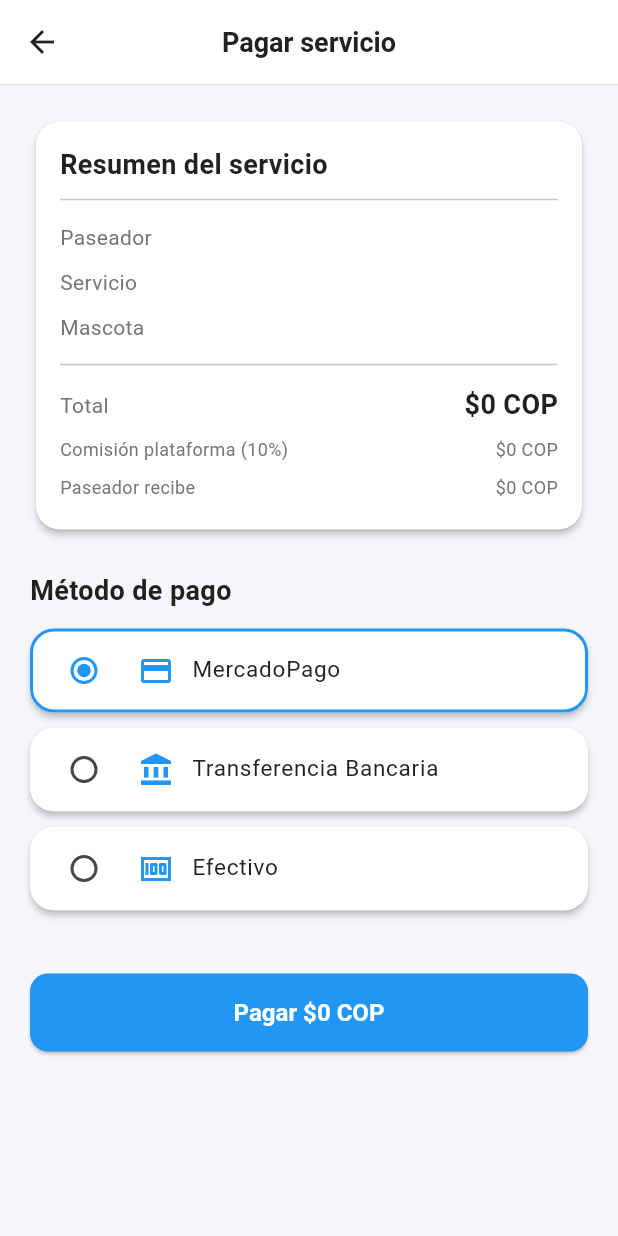
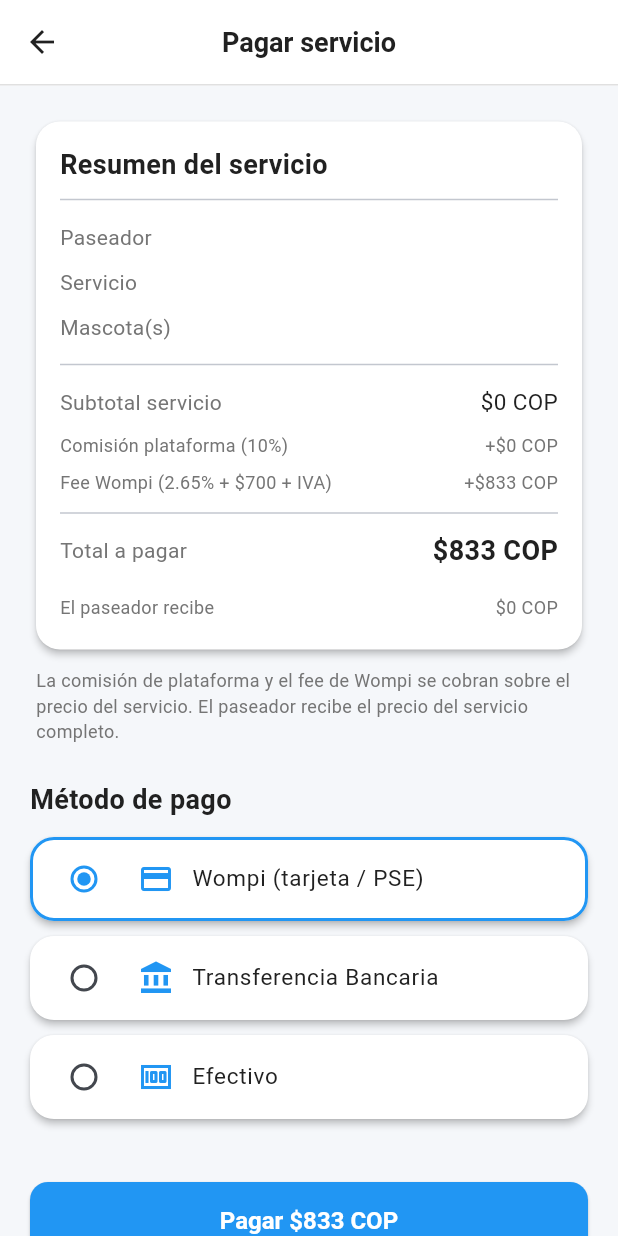
Before and after one commit to vallejoj203k/The_walking_pets, a Flutter app: the PaymentScreen screen opened directly with empty values, on a phone screen of 412 x 824 dp. Run offline on Flutter 3.47's test engine with Material 3 defaults, Android fonts, the phone set to English and light mode, and no system bars; our stand-ins replace cached_network_image, fl_chart, geolocator, google_maps_flutter, image_picker, supabase_flutter; accounts and stored records are empty.

Commit message:
feat: multi-pet booking with 40% additional pet pricing and Wompi fee breakdown
- BookingScreen: replaced RadioListTile with CheckboxListTile for multi-pet selection; shows price breakdown (base + 40% per extra pet)
- BookingProvider.createBooking: accepts petIds list and totalAmount, stores both in bookings table
- PaymentScreen: full cost breakdown — service subtotal, 10% platform commission, Wompi fee (2.65% + $700 + 19% IVA), grand total; walker receives full service price
- AppConstants: minServicePrice=12000, additionalPetRate=0.40, Wompi fee constants
- BookingModel: petIds list, totalAmount, additionalPets getter

Co-Authored-By: Claude Sonnet 4.6 <noreply@anthropic.com>
Claude-Session: https://claude.ai/code/session_01SngiPDtVyU93pRmNQwQmxh

```diff
--- a/lib/config/constants/app_constants.dart
+++ b/lib/config/constants/app_constants.dart
@@ -5,8 +5,11 @@ class AppConstants {
   static const double platformCommission = 0.10; // 10%
 
   // Pricing (COP)
-  static const double minServicePrice = 10000;   // $10.000 mínimo
-  static const double maxServicePrice = 500000;  // $500.000 máximo (sin límite real)
+  static const double minServicePrice = 12000;     // $12.000 mínimo
+  static const double additionalPetRate = 0.40;    // 40% por mascota adicional
+  static const double wompiPercentage = 0.0265;    // 2.65%
+  static const double wompiFixed = 700;            // $700 fijo
+  static const double wompiIva = 0.19;             // IVA 19% sobre fee Wompi
 
   // Admin
   static const String adminEmail = 'vallejoj203k@gmail.com';
--- a/lib/core/models/booking_model.dart
+++ b/lib/core/models/booking_model.dart
@@ -3,7 +3,9 @@ class BookingModel {
   final String walkerId;
   final String ownerId;
   final String? serviceId;
-  final String petId;
+  final String petId;          // primera mascota (compatibilidad)
+  final List<String> petIds;   // todas las mascotas seleccionadas
+  final double? totalAmount;   // monto total cobrado al dueño
   String status;
   final DateTime scheduledDate;
   String? notes;
@@ -16,8 +18,8 @@ class BookingModel {
   String? serviceType;
   double? servicePrice;
   String? petName;
-  String? walkerUserId; // auth user_id of the walker
-  String? ownerUserId; // auth user_id of the owner
+  String? walkerUserId;
+  String? ownerUserId;
 
   BookingModel({
     required this.id,
@@ -25,6 +27,8 @@ class BookingModel {
     required this.ownerId,
     this.serviceId,
     required this.petId,
+    List<String>? petIds,
+    this.totalAmount,
     required this.status,
     required this.scheduledDate,
     this.notes,
@@ -37,15 +41,25 @@ class BookingModel {
     this.petName,
     this.walkerUserId,
     this.ownerUserId,
-  });
+  }) : petIds = petIds ?? [petId];
 
   factory BookingModel.fromMap(Map<String, dynamic> map) {
+    final petId = map['pet_id'] as String;
+    final rawIds = map['pet_ids'];
+    List<String> petIds;
+    if (rawIds is List && rawIds.isNotEmpty) {
+      petIds = List<String>.from(rawIds);
+    } else {
+      petIds = [petId];
+    }
     return BookingModel(
       id: map['id'] as String,
       walkerId: map['walker_id'] as String,
       ownerId: map['owner_id'] as String,
       serviceId: map['service_id'] as String?,
-      petId: map['pet_id'] as String,
+      petId: petId,
+      petIds: petIds,
+      totalAmount: (map['total_amount'] as num?)?.toDouble(),
       status: map['status'] as String,
       scheduledDate: DateTime.parse(map['scheduled_date'] as String).toLocal(),
       notes: map['notes'] as String?,
@@ -54,38 +68,20 @@ class BookingModel {
     );
   }
 
-  Map<String, dynamic> toMap() {
-    return {
-      'walker_id': walkerId,
-      'owner_id': ownerId,
-      'service_id': serviceId,
-      'pet_id': petId,
-      'status': status,
-      'scheduled_date': scheduledDate.toUtc().toIso8601String(),
-      'notes': notes,
-      'updated_at': DateTime.now().toIso8601String(),
-    };
-  }
+  int get additionalPets => petIds.length > 1 ? petIds.length - 1 : 0;
 
   String get statusLabel {
     switch (status) {
-      case 'pending':
-        return 'Pendiente';
-      case 'accepted':
-        return 'Aceptado';
-      case 'in_progress':
-        return 'En progreso';
-      case 'completed':
-        return 'Completado';
-      case 'cancelled':
-        return 'Cancelado';
-      default:
-        return status;
+      case 'pending': return 'Pendiente';
+      case 'accepted': return 'Aceptado';
+      case 'in_progress': return 'En progreso';
+      case 'completed': return 'Completado';
+      case 'cancelled': return 'Cancelado';
+      default: return status;
     }
   }
 
-  bool get canCancel =>
-      status == 'pending' || status == 'accepted';
+  bool get canCancel => status == 'pending' || status == 'accepted';
   bool get canComplete => status == 'in_progress';
   bool get isActive =>
       status == 'pending' || status == 'accepted' || status == 'in_progress';
--- a/lib/features/booking/providers/booking_provider.dart
+++ b/lib/features/booking/providers/booking_provider.dart
@@ -130,6 +130,8 @@ class BookingProvider extends ChangeNotifier {
     required String ownerId,
     required String serviceId,
     required String petId,
+    List<String>? petIds,
+    double? totalAmount,
     required DateTime scheduledDate,
     String? notes,
   }) async {
@@ -137,12 +139,15 @@ class BookingProvider extends ChangeNotifier {
     try {
       final id = _uuid.v4();
       final now = DateTime.now().toIso8601String();
+      final allPetIds = petIds ?? [petId];
       final data = {
         'id': id,
         'walker_id': walkerId,
         'owner_id': ownerId,
         'service_id': serviceId,
         'pet_id': petId,
+        'pet_ids': allPetIds,
+        'total_amount': totalAmount,
         'status': 'pending',
         'scheduled_date': scheduledDate.toUtc().toIso8601String(),
         'notes': notes,
--- a/lib/features/payments/screens/payment_screen.dart
+++ b/lib/features/payments/screens/payment_screen.dart
@@ -1,4 +1,5 @@
 import 'package:flutter/material.dart';
+import 'package:intl/intl.dart';
 import 'package:provider/provider.dart';
 import '../providers/payment_provider.dart';
 import 'payment_success_screen.dart';
@@ -26,36 +27,46 @@ class PaymentScreen extends StatefulWidget {
 }
 
 class _PaymentScreenState extends State<PaymentScreen> {
-  String _selectedMethod = 'mercadopago';
+  String _selectedMethod = 'wompi';
   bool _processing = false;
 
   final _methods = [
-    {'id': 'mercadopago', 'label': 'MercadoPago', 'icon': Icons.payment},
-    {
-      'id': 'bank_transfer',
-      'label': 'Transferencia Bancaria',
-      'icon': Icons.account_balance
-    },
+    {'id': 'wompi', 'label': 'Wompi (tarjeta / PSE)', 'icon': Icons.credit_card},
+    {'id': 'bank_transfer', 'label': 'Transferencia Bancaria', 'icon': Icons.account_balance},
     {'id': 'cash', 'label': 'Efectivo', 'icon': Icons.money},
   ];
 
-  double get _amount => widget.booking.servicePrice ?? 0;
-  double get _walkerAmount =>
-      _amount * (1 - AppConstants.platformCommission);
-  double get _commission => _amount * AppConstants.platformCommission;
+  // Service total (base + additional pets at 40%)
+  double get _serviceTotal {
+    if (widget.booking.totalAmount != null && widget.booking.totalAmount! > 0) {
+      return widget.booking.totalAmount!;
+    }
+    return widget.booking.servicePrice ?? 0;
+  }
+
+  double get _platformCommission =>
+      _serviceTotal * AppConstants.platformCommission;
+
+  // Wompi fee: 2.65% + $700 + 19% IVA on that fee
+  double get _wompiFee {
+    final base = _serviceTotal * AppConstants.wompiPercentage + AppConstants.wompiFixed;
+    return base + base * AppConstants.wompiIva;
+  }
+
+  double get _grandTotal => _serviceTotal + _platformCommission + _wompiFee;
+
+  // Walker receives the full service total (platform and Wompi are charged on top)
+  double get _walkerReceives => _serviceTotal;
 
   Future<void> _pay() async {
-    if (_amount <= 0) {
+    if (_serviceTotal <= 0) {
       ScaffoldMessenger.of(context).showSnackBar(
-        const SnackBar(
-            content: Text(
-                'No se encontró el monto del servicio.')),
+        const SnackBar(content: Text('No se encontró el monto del servicio.')),
       );
       return;
     }
     setState(() => _processing = true);
 
-    final auth = context.read<AuthProvider>();
     final profile = context.read<ProfileProvider>();
     final ownerId = profile.owner?.id ?? '';
 
@@ -64,7 +75,7 @@ class _PaymentScreenState extends State<PaymentScreen> {
           walkerId: widget.booking.walkerId,
           walkerUserId: widget.walkerUserId,
           ownerId: ownerId,
-          amount: _amount,
+          amount: _grandTotal,
           paymentMethod: _selectedMethod,
         );
 
@@ -90,6 +101,10 @@ class _PaymentScreenState extends State<PaymentScreen> {
 
   @override
   Widget build(BuildContext context) {
+    final numFmt = NumberFormat('#,###', 'es_CO');
+    final additionalPets = widget.booking.additionalPets;
+    final basePrice = widget.booking.servicePrice ?? 0;
+
     return Scaffold(
       backgroundColor: AppColors.background,
       appBar: const CustomAppBar(title: 'Pagar servicio'),
@@ -105,8 +120,7 @@ class _PaymentScreenState extends State<PaymentScreen> {
                 child: Column(
                   crossAxisAlignment: CrossAxisAlignment.start,
                   children: [
-                    Text('Resumen del servicio',
-                        style: AppTextStyles.heading3),
+                    Text('Resumen del servicio', style: AppTextStyles.heading3),
                     const Divider(height: 20),
                     _SummaryRow(
                       label: 'Paseador',
@@ -117,30 +131,61 @@ class _PaymentScreenState extends State<PaymentScreen> {
                       value: _capitalize(widget.booking.serviceType ?? '-'),
                     ),
                     _SummaryRow(
-                      label: 'Mascota',
-                      value: widget.booking.petName ?? '-',
+                      label: 'Mascota(s)',
+                      value: widget.booking.petIds.length > 1
+                          ? '${widget.booking.petIds.length} mascotas'
+                          : (widget.booking.petName ?? '-'),
                     ),
+                    if (basePrice > 0) ...[
+                      const SizedBox(height: 8),
+                      _SummaryRow(
+                        label: 'Precio base',
+                        value: '\$${numFmt.format(basePrice)} COP',
+                      ),
+                      if (additionalPets > 0)
+                        _SummaryRow(
+                          label: '$additionalPets mascota${additionalPets > 1 ? 's' : ''} adicional${additionalPets > 1 ? 'es' : ''} (40%)',
+                          value: '+\$${numFmt.format(additionalPets * basePrice * AppConstants.additionalPetRate)} COP',
+                          secondary: true,
+                        ),
+                    ],
                     const Divider(height: 20),
                     _SummaryRow(
-                      label: 'Total',
-                      value:
-                          '\$${_amount.toStringAsFixed(0)} COP',
-                      bold: true,
+                      label: 'Subtotal servicio',
+                      value: '\$${numFmt.format(_serviceTotal)} COP',
                     ),
                     _SummaryRow(
-                      label:
-                          'Comisión plataforma (${(AppConstants.platformCommission * 100).toStringAsFixed(0)}%)',
-                      value: '\$${_commission.toStringAsFixed(0)} COP',
+                      label: 'Comisión plataforma (10%)',
+                      value: '+\$${numFmt.format(_platformCommission)} COP',
                       secondary: true,
                     ),
                     _SummaryRow(
-                      label: 'Paseador recibe',
-                      value:
-                          '\$${_walkerAmount.toStringAsFixed(0)} COP',
+                      label: 'Fee Wompi (2.65% + \$700 + IVA)',
+                      value: '+\$${numFmt.format(_wompiFee.roundToDouble())} COP',
+                      secondary: true,
+                    ),
+                    const Divider(height: 16),
+                    _SummaryRow(
+                      label: 'Total a pagar',
+                      value: '\$${numFmt.format(_grandTotal.roundToDouble())} COP',
+                      bold: true,
+                    ),
+                    const SizedBox(height: 8),
+                    _SummaryRow(
+                      label: 'El paseador recibe',
+                      value: '\$${numFmt.format(_walkerReceives)} COP',
                       secondary: true,
                     ),
                   ],
                 ),
+              ),
+            ),
+            const SizedBox(height: 8),
+            Padding(
+              padding: const EdgeInsets.symmetric(horizontal: 4),
+              child: Text(
+                'La comisión de plataforma y el fee de Wompi se cobran sobre el precio del servicio. El paseador recibe el precio del servicio completo.',
+                style: AppTextStyles.caption,
               ),
             ),
             const SizedBox(height: 24),
@@ -160,26 +205,24 @@ class _PaymentScreenState extends State<PaymentScreen> {
                   child: RadioListTile<String>(
                     title: Row(
                       children: [
-                        Icon(m['icon'] as IconData,
-                            color: AppColors.primary),
+                        Icon(m['icon'] as IconData, color: AppColors.primary),
                         const SizedBox(width: 12),
-                        Text(m['label'] as String,
-                            style: AppTextStyles.body),
+                        Text(m['label'] as String, style: AppTextStyles.body),
                       ],
                     ),
                     value: m['id'] as String,
                     groupValue: _selectedMethod,
                     activeColor: AppColors.primary,
-                    onChanged: (v) =>
-                        setState(() => _selectedMethod = v!),
+                    onChanged: (v) => setState(() => _selectedMethod = v!),
                   ),
                 )),
             const SizedBox(height: 32),
             CustomElevatedButton(
-              label: 'Pagar \$${_amount.toStringAsFixed(0)} COP',
+              label: 'Pagar \$${numFmt.format(_grandTotal.roundToDouble())} COP',
               isLoading: _processing,
               onPressed: _pay,
             ),
+            const SizedBox(height: 32),
           ],
         ),
       ),
@@ -210,11 +253,11 @@ class _SummaryRow extends StatelessWidget {
       child: Row(
         mainAxisAlignment: MainAxisAlignment.spaceBetween,
         children: [
-          Text(
-            label,
-            style: secondary
-                ? AppTextStyles.caption
-                : AppTextStyles.bodySecondary,
+          Expanded(
+            child: Text(
+              label,
+              style: secondary ? AppTextStyles.caption : AppTextStyles.bodySecondary,
+            ),
           ),
           Text(
             value,
```
Also changed, not shown: lib/features/booking/screens/booking_screen.dart (+80 -32 lines).
